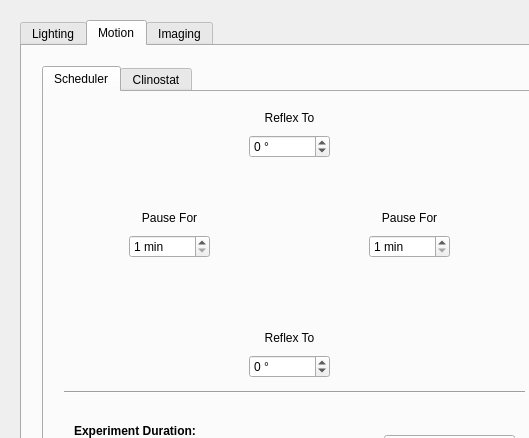
This is _ui/FlashLapse_CP.ui in CoSE-Jerry/Flashlapse_NEO as Qt 5 draws it before an edit; both pictures show x 0 to 529 and y 0 to 438 of the 1000 by 670 pixel window. The edited form follows.
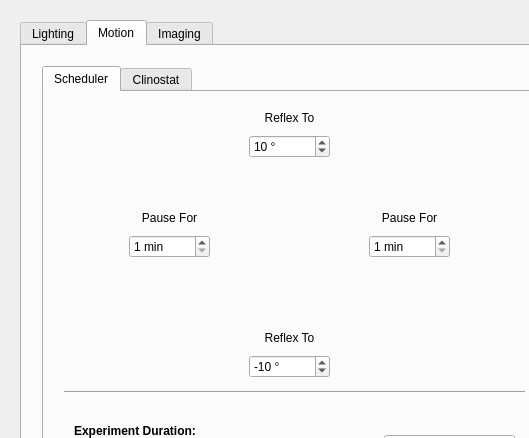
This is the edited form. Icons and pictures are not drawn.

```diff
--- a/_ui/FlashLapse_CP.ui
+++ b/_ui/FlashLapse_CP.ui
@@ -616,6 +616,9 @@
            <property name="maximum">
             <number>180</number>
            </property>
+           <property name="value">
+            <number>10</number>
+           </property>
           </widget>
          </item>
         </layout>
@@ -791,6 +794,9 @@
            <property name="maximum">
             <number>180</number>
            </property>
+           <property name="value">
+            <number>-10</number>
+           </property>
           </widget>
          </item>
         </layout>
```
Left out of the diff: 3 changed lines with no effect on the pictures.
